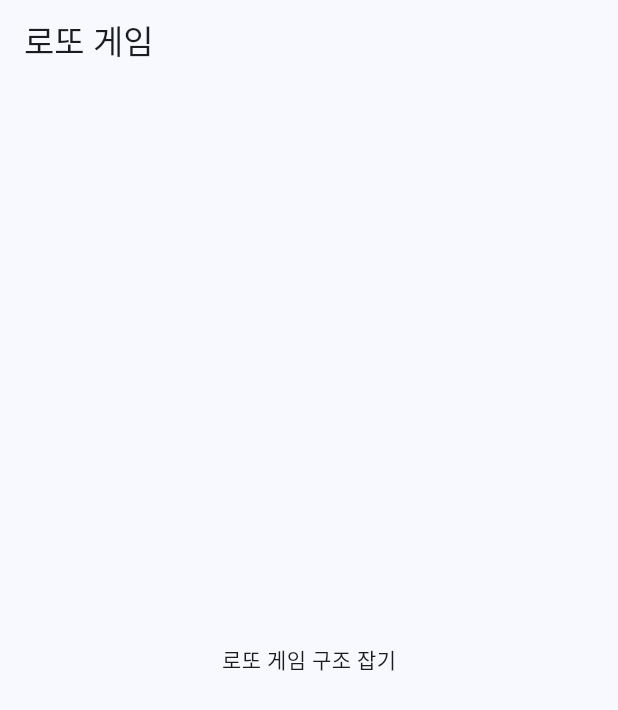
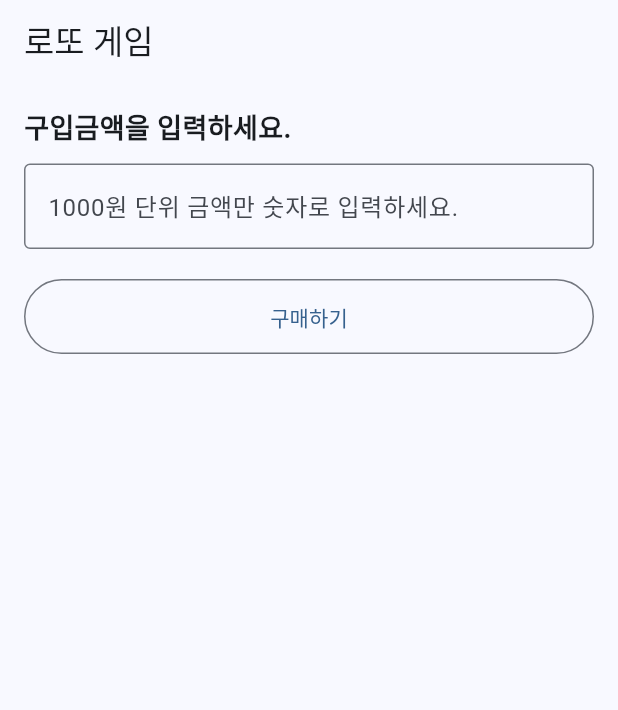
Before and after one commit to princebyun/flutter-lotto-8, a Flutter app: the screen it shows after launch, on a phone screen of 412 x 824 dp. Shown: the top 710 px of the screen. Run offline on Flutter 3.47's test engine with Material 3 defaults, Android fonts, the phone set to English and light mode, and no system bars.

Commit message:
design : 구입 금액 입력 UI 생성

```diff
--- a/lib/screens/home_screen.dart
+++ b/lib/screens/home_screen.dart
@@ -7,7 +7,33 @@ class HomeScrean extends StatelessWidget {
   Widget build(BuildContext context) {
     return Scaffold(
       appBar: AppBar(title: Text("로또 게임")),
-      body: Center(child: Text("로또 게임 구조 잡기")),
+      body: Padding(
+        padding: const EdgeInsets.all(16.0),
+        child: Column(
+          crossAxisAlignment: CrossAxisAlignment.start,
+          children: [
+            Text(
+              '구입금액을 입력하세요.',
+              style: TextStyle(fontSize: 18, fontWeight: FontWeight.bold),
+            ),
+            SizedBox(height: 10),
+            TextField(
+              decoration: InputDecoration(
+                border: OutlineInputBorder(),
+                hintText: '1000원 단위 금액만 숫자로 입력하세요.',
+              ),
+            ),
+            SizedBox(height: 20),
+            OutlinedButton(
+              onPressed: () {},
+              child: Text('구매하기'),
+              style: ElevatedButton.styleFrom(
+                minimumSize: Size(double.infinity, 50),
+              ),
+            ),
+          ],
+        ),
+      ),
     );
   }
 }
```
